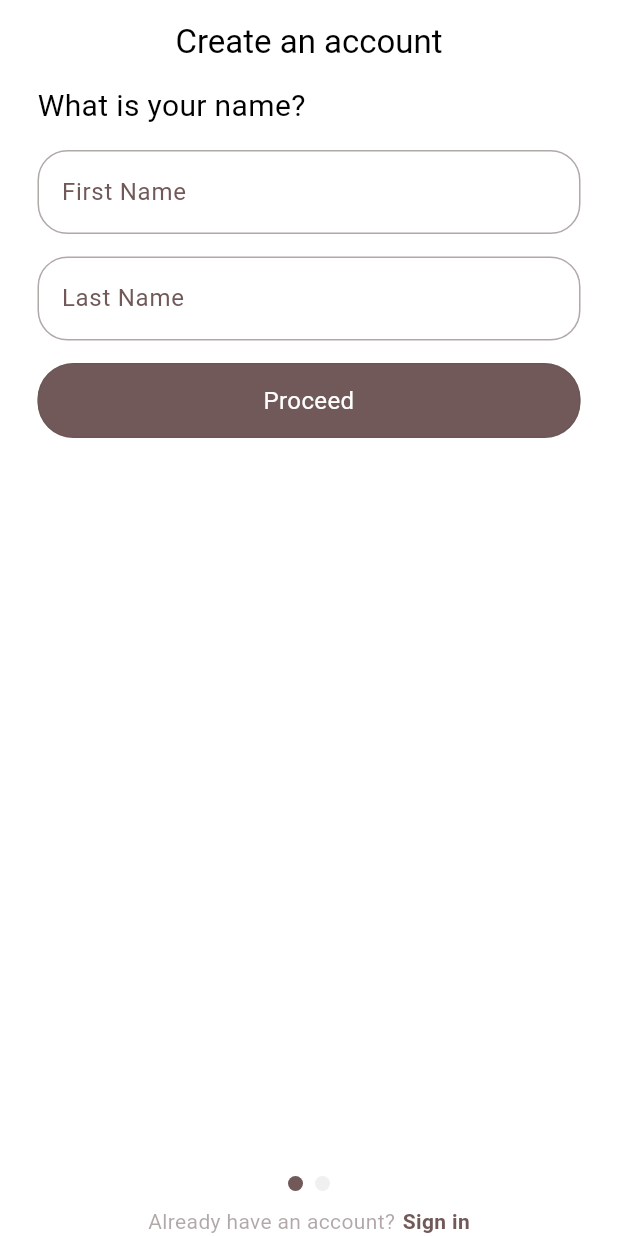
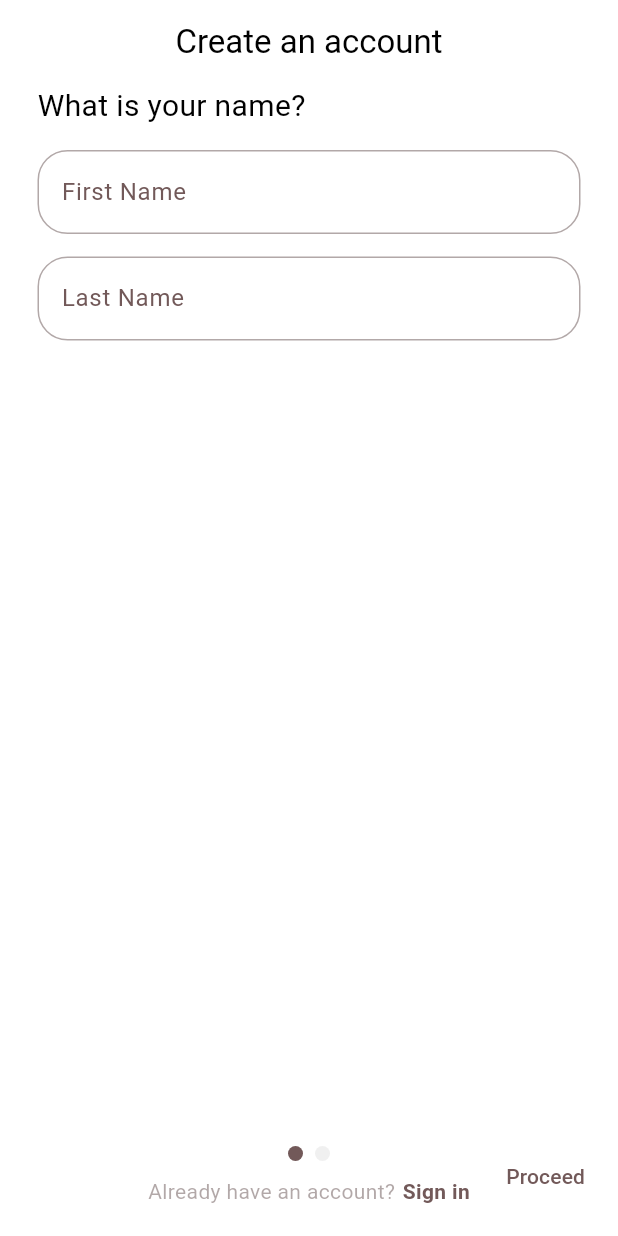
Before and after one commit to Tristaaaaan/suri, a Flutter app: the screen it shows after launch, after a tap on "Sign up", after a tap on "Proceed", on a phone screen of 412 x 824 dp. Run offline on Flutter 3.47's test engine with Material 3 defaults, Android fonts, the phone set to English and light mode, and no system bars; drawn by our look-alikes of smooth_page_indicator; our stand-ins replace awesome_notifications, cloud_firestore, firebase_auth, firebase_core, firebase_messaging, flutter_svg and 3 more; missing offline and left inert: firebase_app_check; accounts and stored records are empty; generated files the repository leaves out were written again.

Commit message:
change user interface in create account page

```diff
--- a/lib/components/button/regular_button.dart
+++ b/lib/components/button/regular_button.dart
@@ -10,7 +10,8 @@ class RegularButton extends ConsumerWidget {
   final Color backgroundColor;
   final Color textColor;
   final String buttonKey;
-
+  final bool? withoutLoading;
+  final void Function()? onTap;
   const RegularButton({
     super.key,
     this.withIcon = true,
@@ -18,6 +19,8 @@ class RegularButton extends ConsumerWidget {
     required this.backgroundColor,
     required this.textColor,
     required this.buttonKey,
+    this.withoutLoading = false,
+    this.onTap,
   });
 
   @override
@@ -40,7 +43,9 @@ class RegularButton extends ConsumerWidget {
       child: Padding(
         padding: const EdgeInsets.symmetric(horizontal: 10),
         child: GestureDetector(
-          onTap: isLoading
+          onTap: withoutLoading!
+              ? onTap
+              : isLoading
                   ? null
                   : () async {
                       final signInNotifier =
--- a/lib/components/textfield/rounded_textfield_title.dart
+++ b/lib/components/textfield/rounded_textfield_title.dart
@@ -4,7 +4,7 @@ import 'package:suri/provider/components/eye_focus_state_notifier.dart';
 
 class RoundedTextField extends ConsumerWidget {
   final String hinttext;
-
+  final void Function(String)? onChanged;
   final TextEditingController controller;
   final bool? withButton;
 
@@ -13,6 +13,7 @@ class RoundedTextField extends ConsumerWidget {
   const RoundedTextField({
     super.key,
     required this.hinttext,
+    this.onChanged,
     required this.controller,
     this.withButton = false,
     this.eyeKey,
@@ -29,6 +30,7 @@ class RoundedTextField extends ConsumerWidget {
             obscureText: show ? true : false,
             minLines: 1,
             maxLines: 1,
+            onChanged: onChanged,
             controller: controller,
             decoration: InputDecoration(
                 suffixIcon: withButton!
--- a/lib/main_development.dart
+++ b/lib/main_development.dart
@@ -1,3 +1,4 @@
+import 'package:firebase_app_check/firebase_app_check.dart';
 import 'package:firebase_core/firebase_core.dart';
 import 'package:flutter/material.dart';
 import 'package:flutter/services.dart';
@@ -6,6 +7,7 @@ import 'package:suri/config/app_config.dart';
 import 'package:suri/config/app_environments.dart';
 import 'package:suri/firebase/dev/firebase_options.dart';
 import 'package:suri/pages/auth/auth_gate.dart';
+import 'package:suri/services/messaging/message_services.dart';
 import 'package:suri/themes/light_mode.dart';
 
 @pragma('vm:entry-point')
@@ -18,7 +20,11 @@ void main() async {
     options: DefaultFirebaseOptions.currentPlatform,
   );
 
-  await Firebase.initializeApp();
+  await FirebaseAppCheck.instance.activate(
+    androidProvider: AndroidProvider.debug, //.playIntegrity,
+  );
+
+  await FirebaseMessage().initNotifications();
 
   SystemChrome.setSystemUIOverlayStyle(const SystemUiOverlayStyle(
     systemNavigationBarColor: Colors.white,
--- a/lib/pages/auth/signup.dart
+++ b/lib/pages/auth/signup.dart
@@ -1,9 +1,11 @@
 import 'package:flutter/material.dart';
 import 'package:hooks_riverpod/hooks_riverpod.dart';
 import 'package:smooth_page_indicator/smooth_page_indicator.dart';
-import 'package:suri/components/button/regular_button.dart';
 import 'package:suri/components/textfield/rounded_textfield_title.dart';
 import 'package:suri/pages/auth/signin_or_signup.dart';
+import 'package:suri/provider/auth/auth_providers.dart';
+
+final lastPageProvider = StateProvider.autoDispose<bool>((ref) => false);
 
 class Signup extends ConsumerWidget {
   Signup({super.key});
@@ -20,6 +22,12 @@ class Signup extends ConsumerWidget {
   final controller = PageController();
   @override
   Widget build(BuildContext context, WidgetRef ref) {
+    final firstName = ref.watch(requestFirstName);
+    final lastName = ref.watch(requestLastName);
+    final email = ref.watch(requestEmail);
+    final password = ref.watch(requestPassword);
+    final confirmPassword = ref.watch(requestConfirmPassword);
+    final lastPage = ref.watch(lastPageProvider);
     return Scaffold(
       appBar: AppBar(
         title: const Text("Create an account"),
@@ -45,6 +53,9 @@ class Signup extends ConsumerWidget {
               RoundedTextField(
                 hinttext: "First Name",
                 controller: _firstNameController,
+                onChanged: (firstName) {
+                  ref.read(requestFirstName.notifier).state = firstName;
+                },
               ),
               const SizedBox(
                 height: 15,
@@ -52,16 +63,9 @@ class Signup extends ConsumerWidget {
               RoundedTextField(
                 hinttext: "Last Name",
                 controller: _lastNameController,
-              ),
-              const SizedBox(
-                height: 15,
-              ),
-              RegularButton(
-                text: "Proceed",
-                withIcon: false,
-                backgroundColor: Theme.of(context).colorScheme.primary,
-                textColor: Theme.of(context).colorScheme.background,
-                buttonKey: "proceed",
+                onChanged: (lastName) {
+                  ref.read(requestLastName.notifier).state = lastName;
+                },
               ),
             ],
           ),
@@ -93,26 +97,30 @@ class Signup extends ConsumerWidget {
                 withButton: true,
                 eyeKey: 'confirmpasswordKey',
               ),
-              const SizedBox(
-                height: 15,
-              ),
-              RegularButton(
-                text: "Sign up",
-                withIcon: false,
-                backgroundColor: Theme.of(context).colorScheme.primary,
-                textColor: Theme.of(context).colorScheme.background,
-                buttonKey: "signUp",
-              ),
             ],
           ),
         ],
       ),
-      bottomSheet: Stack(
-        children: [
-          SizedBox(
-            height: 80,
-            child: Column(
-              mainAxisAlignment: MainAxisAlignment.end,
+      bottomSheet: Container(
+        padding: const EdgeInsets.symmetric(horizontal: 10),
+        height: 80,
+        child: Stack(
+          children: [
+            if (lastPage)
+              Align(
+                alignment: Alignment.centerLeft,
+                child: TextButton(
+                    child: const Text("Back"),
+                    onPressed: () {
+                      controller.previousPage(
+                        duration: const Duration(milliseconds: 300),
+                        curve: Curves.easeIn,
+                      );
+                      ref.read(lastPageProvider.notifier).state = false;
+                    }),
+              ),
+            Column(
+              mainAxisAlignment: MainAxisAlignment.center,
               children: [
                 Center(
                   child: SmoothPageIndicator(
@@ -162,8 +170,29 @@ class Signup extends ConsumerWidget {
                 ),
               ],
             ),
-          ),
-        ],
+            Align(
+              alignment: Alignment.centerRight,
+              child: TextButton(
+                child: lastPage ? const Text("Sign up") : const Text("Proceed"),
+                onPressed: () {
+                  if (!lastPage) {
+                    if (firstName.isNotEmpty && lastName.isNotEmpty) {
+                      controller.nextPage(
+                        duration: const Duration(milliseconds: 300),
+                        curve: Curves.easeIn,
+                      );
+                      ref.read(lastPageProvider.notifier).state = true;
+                    } else {
+                      if (email.isNotEmpty &&
+                          password.isNotEmpty &&
+                          confirmPassword.isNotEmpty) {}
+                    }
+                  } else {}
+                },
+              ),
+            ),
+          ],
+        ),
       ),
     );
   }
--- a/lib/provider/auth/auth_providers.dart
+++ b/lib/provider/auth/auth_providers.dart
@@ -11,3 +11,9 @@ final authServicesProvider = Provider<AuthServices>((ref) {
 final authStateProvider = StreamProvider<User?>((ref) {
   return FirebaseAuth.instance.authStateChanges();
 });
+
+final requestFirstName = StateProvider.autoDispose<String>((ref) => "");
+final requestLastName = StateProvider.autoDispose<String>((ref) => "");
+final requestEmail = StateProvider.autoDispose<String>((ref) => "");
+final requestPassword = StateProvider.autoDispose<String>((ref) => "");
+final requestConfirmPassword = StateProvider.autoDispose<String>((ref) => "");
--- a/pubspec.yaml
+++ b/pubspec.yaml
@@ -19,6 +19,7 @@ dependencies:
   firebase_messaging: ^15.0.1
   googleapis_auth: ^1.6.0
   smooth_page_indicator: ^1.1.0
+  firebase_app_check: ^0.3.0+2
 
 dev_dependencies:
   flutter_test:
```
Also changed, not shown: lib/main_production.dart (+7 -1 lines), lib/pages/home/about_page.dart (added, +24 -0 lines), lib/pages/home/profile_page.dart (+6 -1 lines), pubspec.lock, 2 other files. Lines whose indentation alone changed are shown as unchanged.
